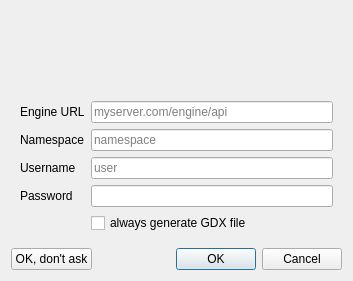
Old version of the form src/engine/enginestartdialog.ui in the repository GAMS-dev/studio.
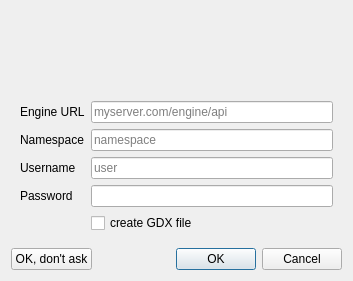
New version of the form. Icons and pictures are not drawn.

Commit message: changed text and added toolTip to GDX-checkBox

```diff
--- a/src/engine/enginestartdialog.ui
+++ b/src/engine/enginestartdialog.ui
@@ -179,7 +179,7 @@
       <item row="5" column="1">
        <widget class="QCheckBox" name="cbForceGdx">
         <property name="text">
-         <string>always generate GDX file</string>
+         <string>create GDX file</string>
         </property>
        </widget>
       </item>
```
Left out of the diff: 3 changed lines with no effect on the pictures.
